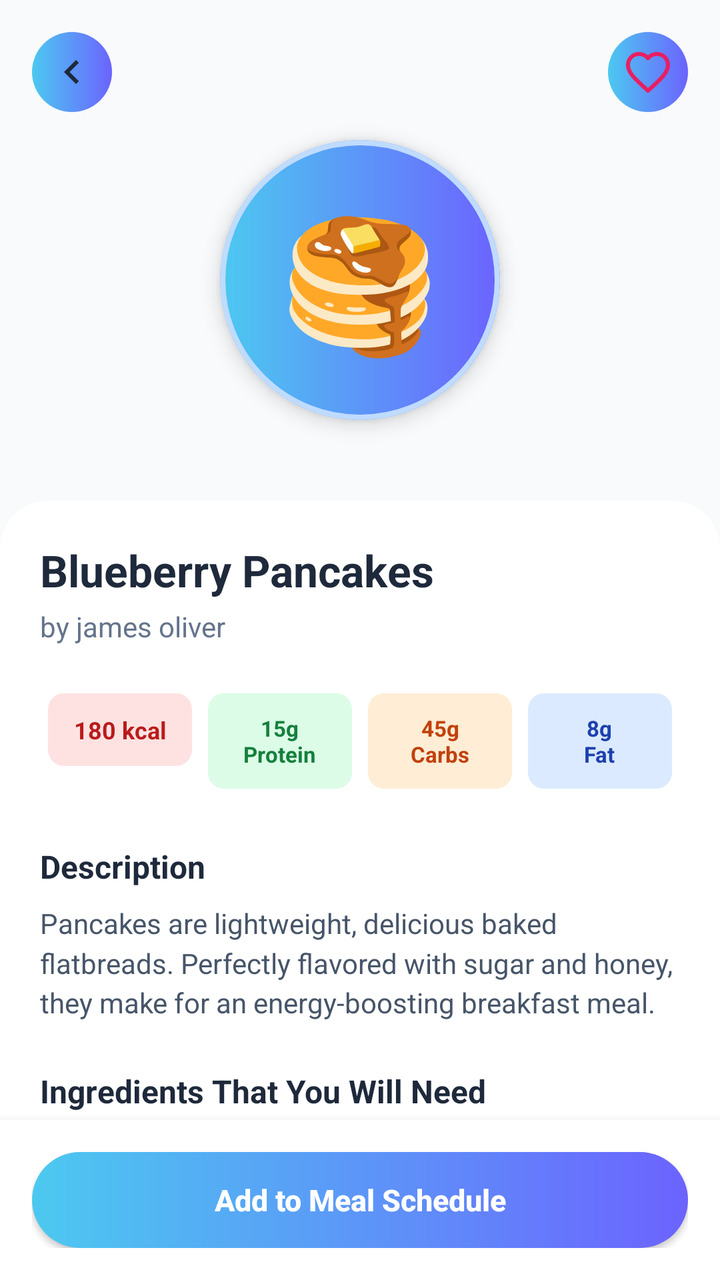
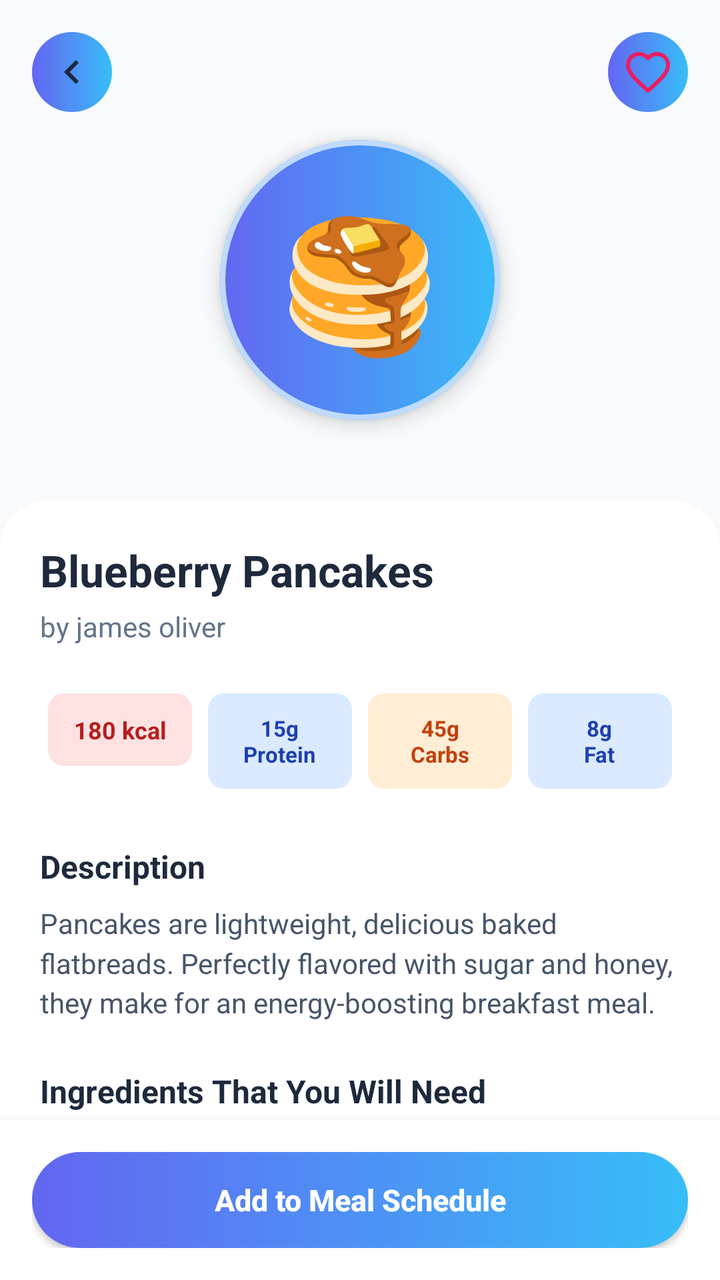

Two renders of the same Android screen: before a commit and after it. Below are the layout's source before the change and the commit's diff.
<!-- AndroidManifest.xml: application theme Theme.FitnessApp -->
<!-- res/layout/activity_recipe_detail.xml -->
<?xml version="1.0" encoding="utf-8"?>
<androidx.constraintlayout.widget.ConstraintLayout xmlns:android="http://schemas.android.com/apk/res/android"
    xmlns:app="http://schemas.android.com/apk/res-auto"
    xmlns:tools="http://schemas.android.com/tools"
    android:layout_width="match_parent"
    android:layout_height="match_parent"
    android:background="@drawable/bg_settings_gradient"
    tools:context=".activities.RecipeDetailActivity">

    <androidx.core.widget.NestedScrollView
        android:id="@+id/scrollView"
        android:layout_width="match_parent"
        android:layout_height="0dp"
        app:layout_constraintBottom_toTopOf="@id/layoutBottomButton"
        app:layout_constraintTop_toTopOf="parent">

        <androidx.constraintlayout.widget.ConstraintLayout
            android:layout_width="match_parent"
            android:layout_height="wrap_content">

            
            <com.google.android.material.card.MaterialCardView
                android:id="@+id/cvImageContainer"
                android:layout_width="match_parent"
                android:layout_height="280dp"
                app:cardCornerRadius="0dp"
                app:strokeWidth="0dp"
                app:cardElevation="0dp"
                app:cardBackgroundColor="#F8FAFC"
                app:layout_constraintTop_toTopOf="parent">

                <FrameLayout
                    android:layout_width="match_parent"
                    android:layout_height="match_parent">

                    
                    <com.google.android.material.card.MaterialCardView
                        android:layout_width="140dp"
                        android:layout_height="140dp"
                        android:layout_gravity="center"
                        app:cardCornerRadius="70dp"
                        app:cardElevation="6dp"
                        app:strokeColor="#BFDBFE"
                        app:strokeWidth="2.5dp"
                        app:cardBackgroundColor="@color/white">

                        <FrameLayout
                            android:layout_width="match_parent"
                            android:layout_height="match_parent"
                            android:background="@drawable/bg_circle_button">

                            <TextView
                                android:id="@+id/tvMealEmoji"
                                android:layout_width="wrap_content"
                                android:layout_height="wrap_content"
                                android:layout_gravity="center"
                                android:textSize="64sp"
                                android:gravity="center"
                                android:textColor="@color/black"
                                android:text="🥞" />
                        </FrameLayout>
                    </com.google.android.material.card.MaterialCardView>

                </FrameLayout>
            </com.google.android.material.card.MaterialCardView>

            
            <ImageButton
                android:id="@+id/btnBack"
                android:layout_width="40dp"
                android:layout_height="40dp"
                android:layout_marginStart="16dp"
                android:layout_marginTop="16dp"
                android:background="@drawable/bg_circle_button"
                android:src="@drawable/ic_back_chevron"
                app:tint="#1E293B"
                app:layout_constraintStart_toStartOf="parent"
                app:layout_constraintTop_toTopOf="parent" />

            <ImageButton
                android:id="@+id/btnFavorite"
                android:layout_width="40dp"
                android:layout_height="40dp"
                android:layout_marginEnd="16dp"
                android:layout_marginTop="16dp"
                android:background="@drawable/bg_circle_button"
                android:src="@drawable/ic_heart_fav"
                app:tint="#E91E63"
                app:layout_constraintEnd_toEndOf="parent"
                app:layout_constraintTop_toTopOf="parent" />

            
            <LinearLayout
                android:layout_width="match_parent"
                android:layout_height="wrap_content"
                android:layout_marginTop="-30dp"
                android:background="@drawable/bg_bottom_sheet"
                android:orientation="vertical"
                android:padding="20dp"
                app:layout_constraintTop_toBottomOf="@id/cvImageContainer">

                <TextView
                    android:id="@+id/tvMealTitle"
                    android:layout_width="match_parent"
                    android:layout_height="wrap_content"
                    android:text="Blueberry Pancakes"
                    android:textColor="#1E293B"
                    android:textSize="22sp"
                    android:textStyle="bold" />

                <TextView
                    android:id="@+id/tvAuthor"
                    android:layout_width="wrap_content"
                    android:layout_height="wrap_content"
                    android:layout_marginTop="4dp"
                    android:text="by james oliver"
                    android:textColor="#64748B"
                    android:textSize="14sp" />

                
                <LinearLayout
                    android:layout_width="match_parent"
                    android:layout_height="wrap_content"
                    android:layout_marginTop="20dp"
                    android:orientation="horizontal"
                    android:weightSum="4">

                    
                    <LinearLayout
                        android:layout_width="0dp"
                        android:layout_height="wrap_content"
                        android:layout_weight="1"
                        android:layout_margin="4dp"
                        android:background="@drawable/bg_badge_advanced"
                        android:gravity="center"
                        android:orientation="vertical"
                        android:padding="10dp">
                        <TextView
                            android:id="@+id/tvCalories"
                            android:layout_width="wrap_content"
                            android:layout_height="wrap_content"
                            android:text="180 kcal"
                            android:textColor="#B91C1C"
                            android:textSize="12sp"
                            android:textStyle="bold"
                            android:gravity="center"
                            android:singleLine="true"/>
                    </LinearLayout>

                    
                    <LinearLayout
                        android:layout_width="0dp"
                        android:layout_height="wrap_content"
                        android:layout_weight="1"
                        android:layout_margin="4dp"
                        android:background="@drawable/bg_badge_beginner"
                        android:gravity="center"
                        android:orientation="vertical"
                        android:padding="10dp">
                        <TextView
                            android:id="@+id/tvProtein"
                            android:layout_width="wrap_content"
                            android:layout_height="wrap_content"
                            android:text="15g\nProtein"
                            android:textColor="#15803D"
                            android:textSize="11sp"
                            android:textStyle="bold"
                            android:gravity="center"/>
                    </LinearLayout>

                    
                    <LinearLayout
                        android:layout_width="0dp"
                        android:layout_height="wrap_content"
                        android:layout_weight="1"
                        android:layout_margin="4dp"
                        android:background="@drawable/bg_badge_intermediate"
                        android:gravity="center"
                        android:orientation="vertical"
                        android:padding="10dp">
                        <TextView
                            android:id="@+id/tvCarbs"
                            android:layout_width="wrap_content"
                            android:layout_height="wrap_content"
                            android:text="45g\nCarbs"
                            android:textColor="#C2410C"
                            android:textSize="11sp"
                            android:textStyle="bold"
                            android:gravity="center"/>
                    </LinearLayout>

                    
                    <LinearLayout
                        android:layout_width="0dp"
                        android:layout_height="wrap_content"
                        android:layout_weight="1"
                        android:layout_margin="4dp"
                        android:background="@drawable/bg_badge_duration"
                        android:gravity="center"
                        android:orientation="vertical"
                        android:padding="10dp">
                        <TextView
                            android:id="@+id/tvFat"
                            android:layout_width="wrap_content"
                            android:layout_height="wrap_content"
                            android:text="8g\nFat"
                            android:textColor="#1E40AF"
                            android:textSize="11sp"
                            android:textStyle="bold"
                            android:gravity="center"/>
                    </LinearLayout>
                </LinearLayout>

                
                <TextView
                    android:layout_width="wrap_content"
                    android:layout_height="wrap_content"
                    android:layout_marginTop="24dp"
                    android:text="Description"
                    android:textColor="#1E293B"
                    android:textSize="16sp"
                    android:textStyle="bold" />

                <TextView
                    android:id="@+id/tvDescription"
                    android:layout_width="match_parent"
                    android:layout_height="wrap_content"
                    android:layout_marginTop="8dp"
                    android:text="Pancakes are lightweight, delicious baked flatbreads. Perfectly flavored with sugar and honey, they make for an energy-boosting breakfast meal."
                    android:textColor="#475569"
                    android:textSize="14sp"
                    android:lineSpacingMultiplier="1.2" />

                
                <TextView
                    android:layout_width="wrap_content"
                    android:layout_height="wrap_content"
                    android:layout_marginTop="24dp"
                    android:text="Ingredients That You Will Need"
                    android:textColor="#1E293B"
                    android:textSize="16sp"
                    android:textStyle="bold" />

                <TextView
                    android:id="@+id/tvIngredientsList"
                    android:layout_width="match_parent"
                    android:layout_height="wrap_content"
                    android:layout_marginTop="8dp"
                    android:text="• 1 cup flour\n• 1 egg\n• 1/2 cup milk\n• 1/2 cup fresh blueberries"
                    android:textColor="#475569"
                    android:textSize="14sp"
                    android:lineSpacingMultiplier="1.3" />

                
                <TextView
                    android:layout_width="wrap_content"
                    android:layout_height="wrap_content"
                    android:layout_marginTop="24dp"
                    android:text="Step by Step Cooking"
                    android:textColor="#1E293B"
                    android:textSize="16sp"
                    android:textStyle="bold" />

                <TextView
                    android:id="@+id/tvStepsList"
                    android:layout_width="match_parent"
                    android:layout_height="wrap_content"
                    android:layout_marginTop="8dp"
                    android:text="Step 1:\nMix egg and milk together.\n\nStep 2:\nStir in flour gently.\n\nStep 3:\nFold in blueberries."
                    android:textColor="#475569"
                    android:textSize="14sp"
                    android:lineSpacingMultiplier="1.3" />

            </LinearLayout>

        </androidx.constraintlayout.widget.ConstraintLayout>
    </androidx.core.widget.NestedScrollView>

    
    <LinearLayout
        android:id="@+id/layoutBottomButton"
        android:layout_width="match_parent"
        android:layout_height="wrap_content"
        android:background="#FFFFFF"
        android:elevation="8dp"
        android:padding="16dp"
        app:layout_constraintBottom_toBottomOf="parent">

        <androidx.appcompat.widget.AppCompatButton
            android:id="@+id/btnAddSchedule"
            android:layout_width="match_parent"
            android:layout_height="48dp"
            android:background="@drawable/bg_button_gradient"
            android:text="Add to Meal Schedule"
            android:textColor="#FFFFFF"
            android:textAllCaps="false"
            android:textSize="15sp"
            android:textStyle="bold" />
    </LinearLayout>

</androidx.constraintlayout.widget.ConstraintLayout>
<!-- resources referenced by this layout -->
<resources>
  <color name="black">#1E293B</color>
  <color name="white">#FFFFFF</color>
  <!-- drawable bg_badge_advanced (drawable) -->
  <shape xmlns:android="http://schemas.android.com/apk/res/android"
      android:shape="rectangle">
      <solid android:color="#FEE2E2" />
      <corners android:radius="8dp" />
  </shape>
  <!-- drawable bg_badge_beginner (drawable) -->
  <shape xmlns:android="http://schemas.android.com/apk/res/android"
      android:shape="rectangle">
      <solid android:color="#DCFCE7" />
      <corners android:radius="8dp" />
  </shape>
  <!-- drawable bg_badge_duration (drawable) -->
  <shape xmlns:android="http://schemas.android.com/apk/res/android"
      android:shape="rectangle">
      <solid android:color="#DBEAFE" />
      <corners android:radius="8dp" />
  </shape>
  <!-- drawable bg_badge_intermediate (drawable) -->
  <shape xmlns:android="http://schemas.android.com/apk/res/android"
      android:shape="rectangle">
      <solid android:color="#FFEDD5" />
      <corners android:radius="8dp" />
  </shape>
  <!-- drawable bg_bottom_sheet (drawable) -->
  <?xml version="1.0" encoding="utf-8"?>
  <shape xmlns:android="http://schemas.android.com/apk/res/android">
      <solid android:color="@color/white" />
      <corners
          android:topLeftRadius="24dp"
          android:topRightRadius="24dp" />
  </shape>
  <!-- drawable bg_button_gradient (drawable) -->
  <?xml version="1.0" encoding="utf-8"?>
  <shape xmlns:android="http://schemas.android.com/apk/res/android"
      android:shape="rectangle">
      <gradient
          android:angle="0"
          android:endColor="@color/blue_gradient_end"
          android:startColor="@color/blue_gradient_start"
          android:type="linear" />
      <corners android:radius="99dp" />
  </shape>
  <!-- drawable bg_circle_button (drawable) -->
  <?xml version="1.0" encoding="utf-8"?>
  <shape xmlns:android="http://schemas.android.com/apk/res/android"
      android:shape="oval">
      <gradient
          android:angle="0"
          android:endColor="@color/blue_gradient_end"
          android:startColor="@color/blue_gradient_start"
          android:type="linear" />
      <size android:width="60dp" android:height="60dp" />
  </shape>
  <!-- drawable bg_settings_gradient (drawable) -->
  <shape xmlns:android="http://schemas.android.com/apk/res/android"
      android:shape="rectangle">
      <gradient
          android:angle="270"
          android:startColor="@color/white"
          android:endColor="@color/background_color"
          android:type="linear" />
  </shape>
  <!-- drawable ic_back_chevron (drawable) -->
  <vector xmlns:android="http://schemas.android.com/apk/res/android"
      android:width="24dp"
      android:height="24dp"
      android:viewportWidth="24"
      android:viewportHeight="24">
    <path
        android:fillColor="#FF000000"
        android:pathData="M15.41,7.41L14,6l-6,6 6,6 1.41,-1.41L10.83,12z"/>
  </vector>
  <!-- drawable ic_heart_fav (drawable) -->
  <vector xmlns:android="http://schemas.android.com/apk/res/android"
      android:width="24dp"
      android:height="24dp"
      android:viewportWidth="24"
      android:viewportHeight="24">
    <path
        android:fillColor="#00000000"
        android:strokeColor="#FF000000"
        android:strokeWidth="2"
        android:strokeLineCap="round"
        android:strokeLineJoin="round"
        android:pathData="M12,21.35l-1.45,-1.32C5.4,15.36 2,12.28 2,8.5 2,5.42 4.42,3 7.5,3c1.74,0 3.41,0.81 4.5,2.09C13.09,3.81 14.76,3 16.5,3 19.58,3 22,5.42 22,8.5c0,3.78 -3.4,6.86 -8.55,11.54L12,21.35z"/>
  </vector>
  <color name="blue_gradient_end">#6C63FF</color>
  <color name="blue_gradient_start">#4CC9F0</color>
  <color name="background_color">#F8FAFC</color>
  <color name="primary">#6C63FF</color>
  <color name="primary_variant">#4CC9F0</color>
  <color name="secondary">#3B82F6</color>
  <!-- unchanged entries left out for length: 1 -->
</resources>

<!-- the commit's change to res/layout/activity_recipe_detail.xml (unified diff, before → after) -->
@@ -162,7 +162,7 @@
                             android:layout_width="wrap_content"
                             android:layout_height="wrap_content"
                             android:text="15g\nProtein"
-                            android:textColor="#15803D"
+                            android:textColor="#1E40AF"
                             android:textSize="11sp"
                             android:textStyle="bold"
                             android:gravity="center"/>
<!-- resource entries referenced after the edit -->
@@ -1,6 +1,6 @@
 <!-- resources referenced by this layout -->
 <resources>
-  <color name="black">#1E293B</color>
+  <color name="black">#0F172A</color>
   <color name="white">#FFFFFF</color>
   <!-- drawable bg_badge_advanced (drawable) -->
   <shape xmlns:android="http://schemas.android.com/apk/res/android"
@@ -11,7 +11,7 @@
   <!-- drawable bg_badge_beginner (drawable) -->
   <shape xmlns:android="http://schemas.android.com/apk/res/android"
       android:shape="rectangle">
-      <solid android:color="#DCFCE7" />
+      <solid android:color="#DBEAFE" />
       <corners android:radius="8dp" />
   </shape>
   <!-- drawable bg_badge_duration (drawable) -->
@@ -40,10 +40,10 @@
       android:shape="rectangle">
       <gradient
           android:angle="0"
-          android:endColor="@color/blue_gradient_end"
-          android:startColor="@color/blue_gradient_start"
+          android:startColor="#6366F1"
+          android:endColor="#38BDF8"
           android:type="linear" />
-      <corners android:radius="99dp" />
+      <corners android:radius="24dp" />
   </shape>
   <!-- drawable bg_circle_button (drawable) -->
   <?xml version="1.0" encoding="utf-8"?>
@@ -89,12 +89,12 @@
         android:strokeLineJoin="round"
         android:pathData="M12,21.35l-1.45,-1.32C5.4,15.36 2,12.28 2,8.5 2,5.42 4.42,3 7.5,3c1.74,0 3.41,0.81 4.5,2.09C13.09,3.81 14.76,3 16.5,3 19.58,3 22,5.42 22,8.5c0,3.78 -3.4,6.86 -8.55,11.54L12,21.35z"/>
   </vector>
-  <color name="blue_gradient_end">#6C63FF</color>
-  <color name="blue_gradient_start">#4CC9F0</color>
+  <color name="blue_gradient_end">#38BDF8</color>
+  <color name="blue_gradient_start">#6366F1</color>
   <color name="background_color">#F8FAFC</color>
-  <color name="primary">#6C63FF</color>
-  <color name="primary_variant">#4CC9F0</color>
-  <color name="secondary">#3B82F6</color>
+  <color name="primary">#6366F1</color>
+  <color name="primary_variant">#4F46E5</color>
+  <color name="secondary">#38BDF8</color>
   <!-- unchanged entries left out for length: 1 -->
 </resources>
 
